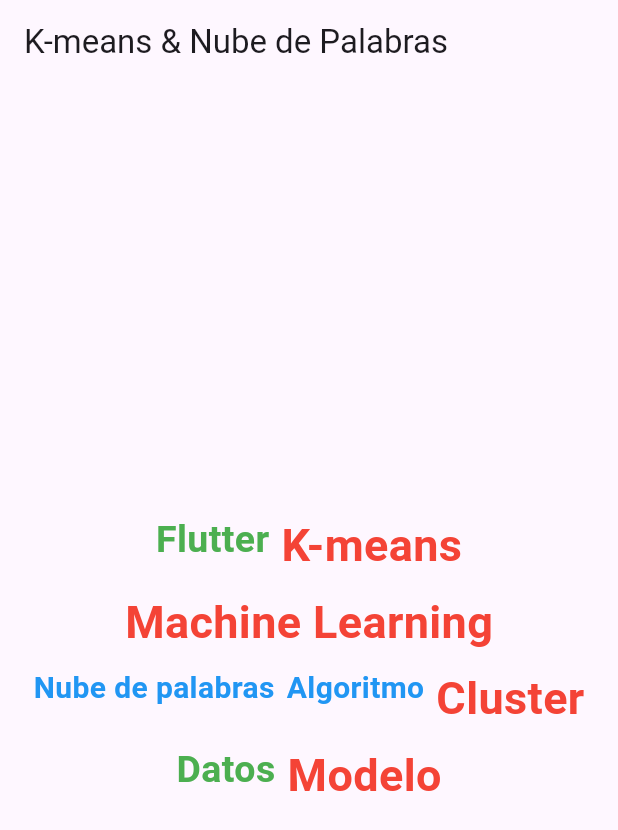
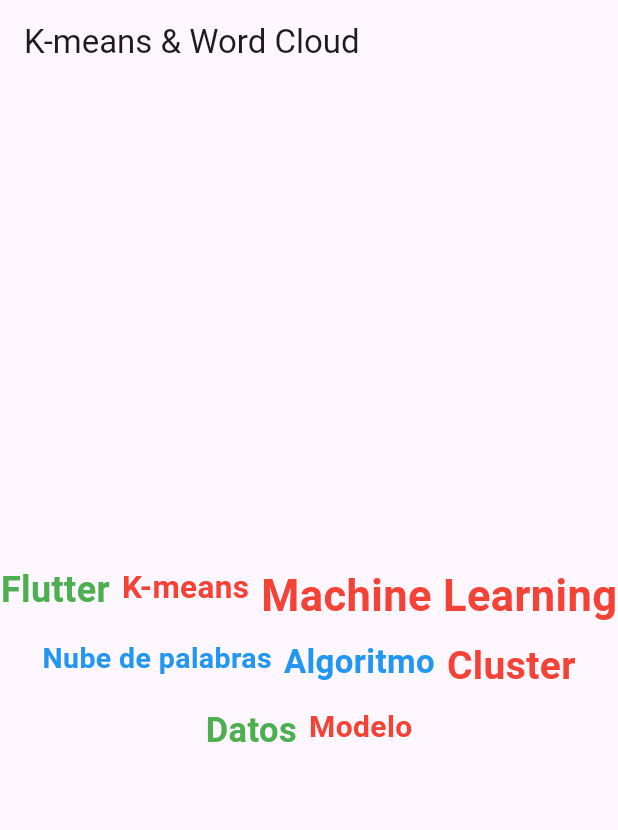
Before and after one commit to laura-152020/cloud_kmeans, a Flutter app: the screen it shows after launch, on a phone screen of 412 x 824 dp. Shown: the top 830 px of the screen. Run offline on Flutter 3.47's test engine with Material 3 defaults, Android fonts, the phone set to English and light mode, and no system bars.

Commit message:
tercer commit

```diff
--- a/lib/main.dart
+++ b/lib/main.dart
@@ -1,5 +1,5 @@
 import 'package:flutter/material.dart';
-import 'word_cloud_page.dart';
+import 'word_cloud_page.dart'; // Importa el archivo de la página de la nube de palabras y K-means
 
 void main() {
   runApp(MyApp());
@@ -13,7 +13,7 @@
       theme: ThemeData(
         primarySwatch: Colors.blue,
       ),
-      home: WordCloudPage(),
+      home: WordCloudPage(), // Carga la página de la nube de palabras
     );
   }
 }
--- a/lib/word_cloud_page.dart
+++ b/lib/word_cloud_page.dart
@@ -7,12 +7,19 @@
 }
 
 class _WordCloudPageState extends State<WordCloudPage> {
-  // Lista de palabras para la nube
-  final List<String> words = [
-    'Flutter', 'K-means', 'Machine Learning', 'Nube de palabras', 'Algoritmo', 'Cluster', 'Datos', 'Modelo'
+  // Lista de palabras con frecuencias simuladas para la nube de palabras
+  final List<Map<String, dynamic>> words = [
+    {'word': 'Flutter', 'frequency': 10},
+    {'word': 'K-means', 'frequency': 7},
+    {'word': 'Machine Learning', 'frequency': 15},
+    {'word': 'Nube de palabras', 'frequency': 5},
+    {'word': 'Algoritmo', 'frequency': 8},
+    {'word': 'Cluster', 'frequency': 12},
+    {'word': 'Datos', 'frequency': 9},
+    {'word': 'Modelo', 'frequency': 6},
   ];
 
-  // Almacenar resultados de K-means (simulados)
+  // Almacena resultados de K-means
   Map<String, int> kmeansResults = {};
 
   @override
@@ -21,16 +28,16 @@
     performKMeansClustering();
   }
 
-  // Función para simular el algoritmo K-means
+  // Simula el algoritmo K-means para asignar palabras a clusters
   void performKMeansClustering() {
     Random random = Random();
-    for (var word in words) {
-      // Asigna aleatoriamente una palabra a uno de los 3 clusters
-      kmeansResults[word] = random.nextInt(3); // Clusters: 0, 1, 2
+    for (var wordData in words) {
+      // Asigna aleatoriamente cada palabra a uno de los 3 clusters
+      kmeansResults[wordData['word']] = random.nextInt(3); // Clusters: 0, 1, 2
     }
   }
 
-  // Genera colores aleatorios para cada palabra de acuerdo a su cluster
+  // Genera colores distintos para cada cluster
   Color getColorForCluster(int cluster) {
     switch (cluster) {
       case 0:
@@ -44,25 +51,32 @@
     }
   }
 
+  // Genera el tamaño de fuente basado en la frecuencia de la palabra
+  double getFontSizeForFrequency(int frequency) {
+    return 14 + frequency.toDouble(); // Ajusta el tamaño con base en la frecuencia
+  }
+
   @override
   Widget build(BuildContext context) {
     return Scaffold(
       appBar: AppBar(
-        title: Text('K-means & Nube de Palabras'),
+        title: Text('K-means & Word Cloud'),
       ),
       body: Center(
         child: Wrap(
           alignment: WrapAlignment.center,
           spacing: 8.0,
           runSpacing: 8.0,
-          children: words.map((word) {
+          children: words.map((wordData) {
+            String word = wordData['word'];
+            int frequency = wordData['frequency'];
             int cluster = kmeansResults[word] ?? 0;
             Color color = getColorForCluster(cluster);
 
             return Text(
               word,
               style: TextStyle(
-                fontSize: 20 + cluster * 5.0, // Tamaño de letra según el cluster
+                fontSize: getFontSizeForFrequency(frequency),
                 color: color,
                 fontWeight: FontWeight.bold,
               ),
```
